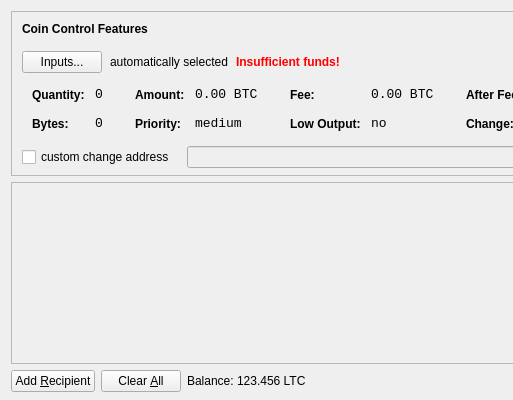
Qt form src/qt/forms/sendcoinsdialog.ui (wangxinhao/rubycoin) before a commit; both pictures show x 0 to 513 and y 0 to 400 of the 850 by 400 pixel window.
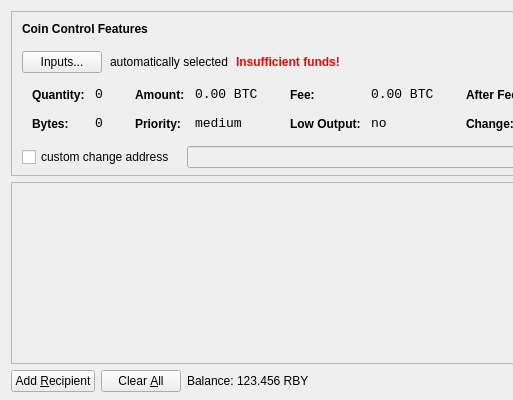
The same form after that commit. Icons and pictures are not drawn.

```diff
--- a/src/qt/forms/sendcoinsdialog.ui
+++ b/src/qt/forms/sendcoinsdialog.ui
@@ -720,7 +720,7 @@
           <cursorShape>IBeamCursor</cursorShape>
          </property>
          <property name="text">
-          <string>123.456 LTC</string>
+          <string>123.456 RBY</string>
          </property>
          <property name="textInteractionFlags">
           <set>Qt::LinksAccessibleByMouse|Qt::TextSelectableByKeyboard|Qt::TextSelectableByMouse</set>
```
